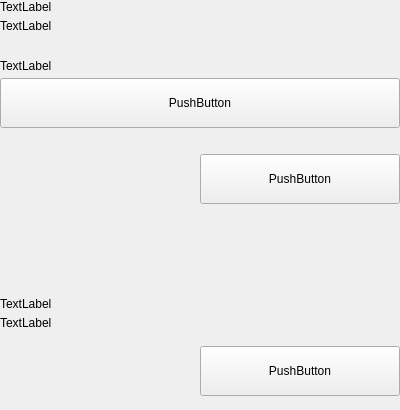
This is src/qt/settings/forms/settingsbackupwallet.ui in eons-finance/ALQO as Qt 5 draws it before an edit. The edited form follows.
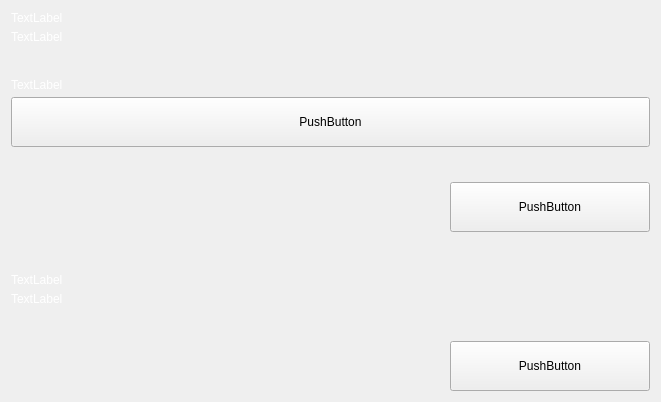
This is the edited form.

What changed in the file:
```diff
--- a/src/qt/settings/forms/settingsbackupwallet.ui
+++ b/src/qt/settings/forms/settingsbackupwallet.ui
@@ -6,44 +6,16 @@
    <rect>
     <x>0</x>
     <y>0</y>
-    <width>400</width>
-    <height>410</height>
+    <width>661</width>
+    <height>402</height>
    </rect>
   </property>
   <property name="windowTitle">
    <string>Form</string>
   </property>
-  <layout class="QVBoxLayout" name="verticalLayout">
-   <property name="spacing">
-    <number>0</number>
-   </property>
-   <property name="leftMargin">
-    <number>0</number>
-   </property>
-   <property name="topMargin">
-    <number>0</number>
-   </property>
-   <property name="rightMargin">
-    <number>0</number>
-   </property>
-   <property name="bottomMargin">
-    <number>0</number>
-   </property>
-   <item>
-    <widget class="QWidget" name="left" native="true">
      <layout class="QVBoxLayout" name="verticalLayout_2">
-      <property name="leftMargin">
-       <number>0</number>
-      </property>
-      <property name="topMargin">
-       <number>0</number>
-      </property>
-      <property name="rightMargin">
-       <number>0</number>
-      </property>
-      <property name="bottomMargin">
-       <number>0</number>
-      </property>
+   <item>
+    <layout class="QVBoxLayout" name="verticalLayout">
       <item>
        <layout class="QVBoxLayout" name="verticalLayoutTitle">
         <property name="spacing">
@@ -51,6 +23,9 @@
         </property>
         <item>
          <widget class="QLabel" name="labelTitle">
+         <property name="styleSheet">
+          <string notr="true">color:white;</string>
+         </property>
           <property name="text">
            <string>TextLabel</string>
           </property>
@@ -58,6 +33,9 @@
         </item>
         <item>
          <widget class="QLabel" name="labelSubtitle1">
+         <property name="styleSheet">
+          <string notr="true">color:white;</string>
+         </property>
           <property name="text">
            <string>TextLabel</string>
           </property>
@@ -69,14 +47,14 @@
        </layout>
       </item>
       <item>
-       <spacer name="verticalSpacer_5">
+      <spacer name="verticalSpacer_7">
         <property name="orientation">
          <enum>Qt::Vertical</enum>
         </property>
         <property name="sizeHint" stdset="0">
          <size>
           <width>20</width>
-          <height>20</height>
+         <height>40</height>
          </size>
         </property>
        </spacer>
@@ -88,6 +66,9 @@
         </property>
         <item>
          <widget class="QLabel" name="labelSubtitleLocation">
+         <property name="styleSheet">
+          <string notr="true">color:white;</string>
+         </property>
           <property name="text">
            <string>TextLabel</string>
           </property>
@@ -115,17 +96,14 @@
        </layout>
       </item>
       <item>
-       <spacer name="verticalSpacer_4">
+      <spacer name="verticalSpacer_8">
         <property name="orientation">
          <enum>Qt::Vertical</enum>
         </property>
-        <property name="sizeType">
-         <enum>QSizePolicy::Fixed</enum>
-        </property>
         <property name="sizeHint" stdset="0">
          <size>
           <width>20</width>
-          <height>20</height>
+         <height>40</height>
          </size>
         </property>
        </spacer>
@@ -170,7 +148,7 @@
        </layout>
       </item>
       <item>
-       <spacer name="verticalSpacer_2">
+      <spacer name="verticalSpacer_9">
         <property name="orientation">
          <enum>Qt::Vertical</enum>
         </property>
@@ -201,19 +179,6 @@
         </property>
        </widget>
       </item>
-      <item>
-       <spacer name="verticalSpacer_3">
-        <property name="orientation">
-         <enum>Qt::Vertical</enum>
-        </property>
-        <property name="sizeHint" stdset="0">
-         <size>
-          <width>20</width>
-          <height>40</height>
-         </size>
-        </property>
-       </spacer>
-      </item>
       <item>
        <layout class="QVBoxLayout" name="verticalLayoutTitle_2">
         <property name="spacing">
@@ -221,6 +186,9 @@
         </property>
         <item>
          <widget class="QLabel" name="labelTitle_2">
+         <property name="styleSheet">
+          <string notr="true">color:white;</string>
+         </property>
           <property name="text">
            <string>TextLabel</string>
           </property>
@@ -228,6 +196,9 @@
         </item>
         <item>
          <widget class="QLabel" name="labelSubtitle_2">
+         <property name="styleSheet">
+          <string notr="true">color:white;</string>
+         </property>
           <property name="text">
            <string>TextLabel</string>
           </property>
@@ -239,14 +210,14 @@
        </layout>
       </item>
       <item>
-       <spacer name="verticalSpacer_6">
+      <spacer name="verticalSpacer_10">
         <property name="orientation">
          <enum>Qt::Vertical</enum>
         </property>
         <property name="sizeHint" stdset="0">
          <size>
           <width>20</width>
-          <height>10</height>
+         <height>40</height>
          </size>
         </property>
        </spacer>
@@ -291,20 +262,6 @@
        </layout>
       </item>
      </layout>
-    </widget>
-   </item>
-   <item>
-    <spacer name="verticalSpacer">
-     <property name="orientation">
-      <enum>Qt::Vertical</enum>
-     </property>
-     <property name="sizeHint" stdset="0">
-      <size>
-       <width>20</width>
-       <height>40</height>
-      </size>
-     </property>
-    </spacer>
    </item>
   </layout>
  </widget>
```
Lines whose indentation alone changed are shown as unchanged.
